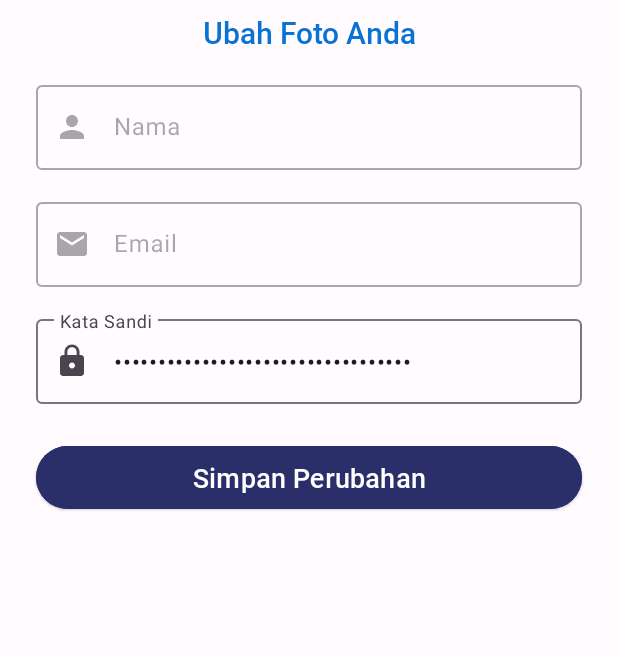
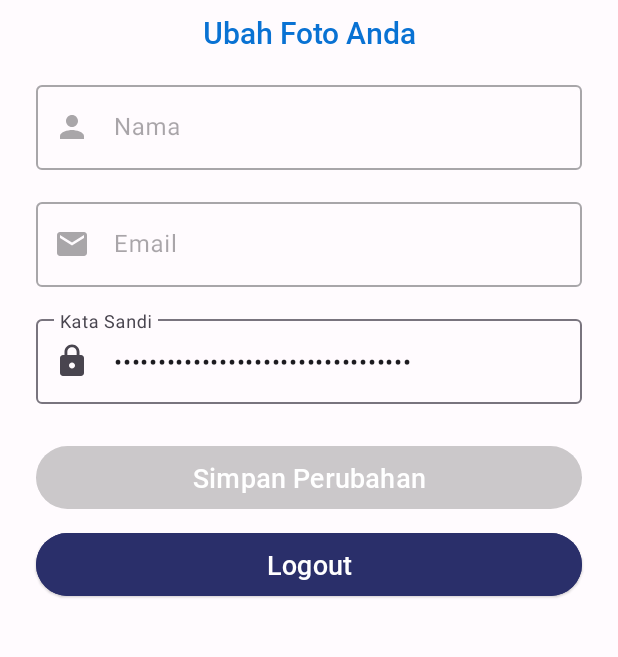
Before and after one commit to Patuli-Pahlawan-Tuli/Patuli-Android, an Android app: the layout fragment_profile.xml on its own in the app's theme, with its tools: preview values and no code run, on a phone screen of 412 x 824 dp, the part 162-819 px from its top. Run offline under Robolectric (Android 15) with nearby library versions, the phone set to English and light mode, and no system bars.

Commit message:
add editprofile function (without change pic), fixing fragment problem

```diff
--- /dev/null
+++ b/app/src/main/java/com/puxxbu/PatuliApp/data/api/response/profile/EditPasswordResponse.kt
@@ -0,0 +1,6 @@
+package com.puxxbu.PatuliApp.data.api.response.profile
+
+data class EditPasswordResponse(
+	val error: Boolean,
+	val message: String
+)
--- a/app/src/main/java/com/puxxbu/PatuliApp/ui/fragments/camera/CameraFragment.kt
+++ b/app/src/main/java/com/puxxbu/PatuliApp/ui/fragments/camera/CameraFragment.kt
@@ -79,7 +79,9 @@ class CameraFragment : Fragment(), ObjectDetectorHelper.DetectorListener {
         handler.removeCallbacksAndMessages(null)
         objectDetectorHelper.clearObjectDetector()
         _fragmentCameraBinding = null
-        cameraExecutor.shutdown()
+        if (::cameraExecutor.isInitialized) {
+            cameraExecutor.shutdown()
+        }
         job?.cancel()
         isFragmentActive = false
 
--- a/app/src/main/java/com/puxxbu/PatuliApp/ui/login/LoginActivity.kt
+++ b/app/src/main/java/com/puxxbu/PatuliApp/ui/login/LoginActivity.kt
@@ -31,6 +31,8 @@ class LoginActivity : AppCompatActivity() {
         binding.btnLogin.setOnClickListener {
             val email = binding.tietEmail.text.toString()
             val password = binding.tietPassword.text.toString()
+            binding.tilEmail.error = null
+            binding.tilPassword.error = null
             when {
                 email.isEmpty() -> {
                     binding.tilEmail.error = "Masukkan email"
--- /dev/null
+++ b/app/src/main/res/color/mtrl_btn_bg_color_selector.xml
@@ -0,0 +1,21 @@
+<?xml version="1.0" encoding="utf-8"?>
+<!--
+    Copyright 2017 The Android Open Source Project
+
+    Licensed under the Apache License, Version 2.0 (the "License");
+    you may not use this file except in compliance with the License.
+    You may obtain a copy of the License at
+
+        http://www.apache.org/licenses/LICENSE-2.0
+
+    Unless required by applicable law or agreed to in writing, software
+    distributed under the License is distributed on an "AS IS" BASIS,
+    WITHOUT WARRANTIES OR CONDITIONS OF ANY KIND, either express or implied.
+    See the License for the specific language governing permissions and
+    limitations under the License.
+-->
+
+<selector xmlns:android="http://schemas.android.com/apk/res/android">
+    <item android:color="?attr/colorPrimary" android:state_enabled="true"/>
+    <item android:alpha="0.12" android:color="?attr/colorOnSurface"/>
+</selector>
--- /dev/null
+++ b/app/src/main/res/drawable/semi_transparent.xml
@@ -0,0 +1,5 @@
+<?xml version="1.0" encoding="utf-8"?>
+<shape xmlns:android="http://schemas.android.com/apk/res/android"
+    android:shape="rectangle">
+    <solid android:color="#80000000" />
+</shape>
--- a/app/src/main/res/layout/fragment_profile.xml
+++ b/app/src/main/res/layout/fragment_profile.xml
@@ -11,7 +11,7 @@
         android:layout_height="match_parent">
 
         <ImageView
-            android:id="@+id/imageView"
+            android:id="@+id/iv_profile_picture"
             android:layout_width="84dp"
             android:layout_height="84dp"
             android:layout_marginTop="24dp"
@@ -29,18 +29,18 @@
 <!--            app:layout_constraintEnd_toEndOf="@+id/imageView" />-->
 
         <TextView
-            android:id="@+id/tv_edit"
+            android:id="@+id/tv_edit_photo"
             android:layout_width="wrap_content"
             android:layout_height="wrap_content"
             android:layout_marginTop="8dp"
             android:fontFamily="@font/roboto_medium"
             android:gravity="center"
-            android:text="Ubah Foto Anda"
+            android:text="@string/change_profile_picture"
             android:textColor="@color/link"
             android:textSize="20sp"
             app:layout_constraintEnd_toEndOf="parent"
             app:layout_constraintStart_toStartOf="parent"
-            app:layout_constraintTop_toBottomOf="@+id/imageView" />
+            app:layout_constraintTop_toBottomOf="@+id/iv_profile_picture" />
 
         <com.google.android.material.textfield.TextInputLayout
             android:id="@+id/til_name"
@@ -57,7 +57,7 @@
 
             app:layout_constraintEnd_toEndOf="parent"
             app:layout_constraintStart_toStartOf="parent"
-            app:layout_constraintTop_toBottomOf="@+id/tv_edit"
+            app:layout_constraintTop_toBottomOf="@+id/tv_edit_photo"
 
             app:startIconDrawable="@drawable/ic_baseline_person_24">
 
@@ -127,17 +127,19 @@
 
         </com.google.android.material.textfield.TextInputLayout>
 
-        <Button
-            android:id="@+id/btn_login"
-            style="@style/Widget.Material3.Button.ElevatedButton"
+        <com.google.android.material.button.MaterialButton
+            android:id="@+id/btn_save_changes"
             android:layout_width="0dp"
             android:layout_height="50dp"
             android:layout_marginStart="24dp"
+            android:backgroundTint="@color/mtrl_btn_bg_color_selector"
             android:layout_marginTop="24dp"
             android:layout_marginEnd="24dp"
-            android:backgroundTint="@color/md_theme_light_onPrimaryContainer"
+            android:enabled="false"
             android:fontFamily="@font/roboto_medium"
             android:text="@string/save_changes"
+
+
 
             android:textColor="@color/md_theme_light_onPrimary"
             android:textSize="18sp"
@@ -145,6 +147,27 @@
             app:layout_constraintStart_toStartOf="parent"
             app:layout_constraintTop_toBottomOf="@+id/til_password" />
 
+        <Button
+            android:id="@+id/btn_logout"
+            style="@style/Widget.Material3.Button.ElevatedButton"
+            android:layout_width="0dp"
+            android:layout_height="50dp"
+            android:layout_marginStart="24dp"
+            android:layout_marginTop="8dp"
+            android:layout_marginEnd="24dp"
+            android:backgroundTint="@color/md_theme_light_onPrimaryContainer"
+            android:enabled="true"
+            android:fontFamily="@font/roboto_medium"
+            android:text="@string/logout"
+
+            android:textColor="@color/md_theme_light_onPrimary"
+            android:textSize="18sp"
+            app:layout_constraintEnd_toEndOf="parent"
+            app:layout_constraintStart_toStartOf="parent"
+            app:layout_constraintTop_toBottomOf="@+id/btn_save_changes" />
+
+
+
 
 
 
--- a/app/src/main/res/values/strings.xml
+++ b/app/src/main/res/values/strings.xml
@@ -21,4 +21,7 @@
     <string name="patuli">Patuli</string>
     <string name="password_placeholder">ISIWATONHAHAHAHAHHAHAHAHAHAHAHAHAH</string>
     <string name="save_changes">Simpan Perubahan</string>
+    <string name="change_profile_picture">Ubah Foto Anda</string>
+    <string name="logout">Logout</string>
+    <string name="konfirmasi_kata_sandi_baru">Konfirmasi Kata Sandi Baru</string>
 </resources>
```
Also changed, not shown: app/src/main/AndroidManifest.xml (+5 -4 lines), app/src/main/java/com/puxxbu/PatuliApp/data/api/config/ApiService.kt (+10 -0 lines), app/src/main/java/com/puxxbu/PatuliApp/data/repository/DataRepository.kt (+32 -0 lines), app/src/main/java/com/puxxbu/PatuliApp/ui/SplashActivity.kt (+56 -0 lines), app/src/main/java/com/puxxbu/PatuliApp/ui/fragments/camera/PermissionsFragment.kt (+13 -5 lines), app/src/main/java/com/puxxbu/PatuliApp/ui/fragments/profile/ChangePasswordActivity.kt (added, +106 -0 lines), app/src/main/java/com/puxxbu/PatuliApp/ui/fragments/profile/ProfileFragment.kt (+10 -1 lines), app/src/main/java/com/puxxbu/PatuliApp/ui/fragments/profile/ProfileViewModel.kt (+14 -0 lines), app/src/main/java/com/puxxbu/PatuliApp/ui/home/HomeActivity.kt (+17 -19 lines), app/src/main/java/com/puxxbu/PatuliApp/ui/register/RegisterActivity.kt (+4 -4 lines), app/src/main/res/layout/activity_change_password.xml (added, +142 -0 lines), app/src/main/res/menu/top_app_bar.xml (+16 -16 lines).
